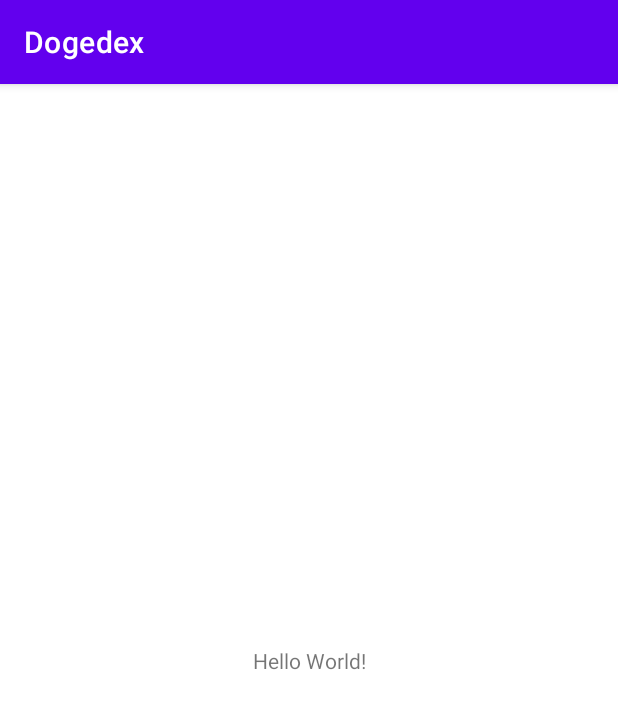
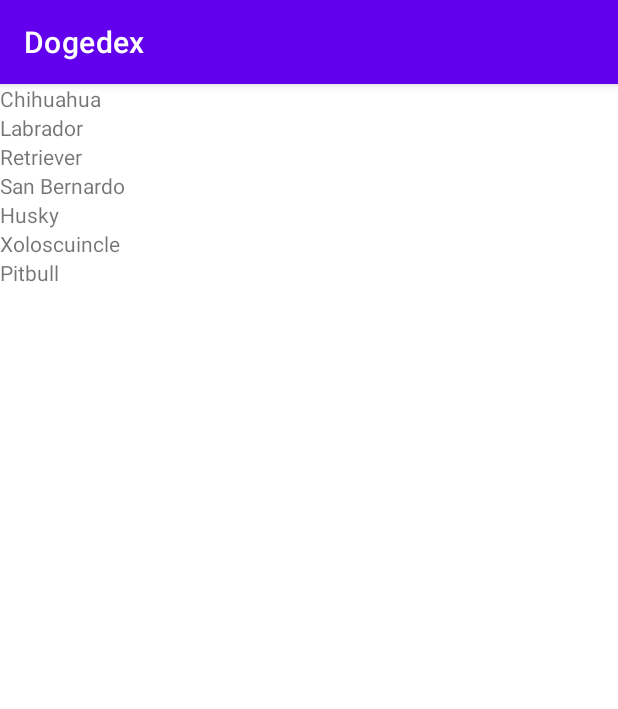
Before and after one commit to jquinterom/learning-android, an Android app: the screen it shows after launch (MainActivity before the commit, DogListActivity after it), on a phone screen of 412 x 824 dp. Shown: the top 709 px of the screen. Run offline under Robolectric (Android 15) with nearby library versions, the phone set to English and light mode, and no system bars; our stand-ins replace data binding.

Commit message:
Primer listado de datos

```diff
--- a/dogedex/app/src/main/java/com/jhon/dogedex/Dog.kt
+++ b/dogedex/app/src/main/java/com/jhon/dogedex/Dog.kt
@@ -1,6 +1,6 @@
 package com.jhon.dogedex
 
-class Dog(
+data class Dog(
     val id: Long,
     val index: Int,
     val name: String,
--- a/dogedex/app/src/main/java/com/jhon/dogedex/doglist/DogAdapter.kt
+++ b/dogedex/app/src/main/java/com/jhon/dogedex/doglist/DogAdapter.kt
@@ -1,4 +1,41 @@
 package com.jhon.dogedex.doglist
 
-class DogAdapter {
+import android.view.LayoutInflater
+import android.view.ViewGroup
+import androidx.recyclerview.widget.DiffUtil
+import androidx.recyclerview.widget.ListAdapter
+import androidx.recyclerview.widget.RecyclerView
+import com.jhon.dogedex.Dog
+import com.jhon.dogedex.databinding.DogListItemBinding
+
+class DogAdapter : ListAdapter<Dog, DogAdapter.DogViewHolder>(DiffCallback) {
+
+    companion object DiffCallback : DiffUtil.ItemCallback<Dog>() {
+        override fun areItemsTheSame(oldItem: Dog, newItem: Dog): Boolean {
+            return oldItem === newItem
+        }
+
+        override fun areContentsTheSame(oldItem: Dog, newItem: Dog): Boolean {
+            return oldItem.id == newItem.id
+        }
+    }
+
+    override fun onCreateViewHolder(parent: ViewGroup, viewType: Int): DogViewHolder {
+        val binding = DogListItemBinding.inflate(LayoutInflater.from(parent.context))
+
+        return DogViewHolder(binding)
+    }
+
+    override fun onBindViewHolder(dogViewHolder: DogViewHolder, position: Int) {
+        val dog = getItem(position)
+        dogViewHolder.bind(dog)
+    }
+
+    inner class DogViewHolder(private val binding: DogListItemBinding) :
+        RecyclerView.ViewHolder(binding.root) {
+
+        fun bind(dog: Dog) {
+            binding.dogName.text = dog.name
+        }
+    }
 }
--- a/dogedex/app/src/main/java/com/jhon/dogedex/doglist/DogListActivity.kt
+++ b/dogedex/app/src/main/java/com/jhon/dogedex/doglist/DogListActivity.kt
@@ -1,65 +1,37 @@
-package com.jhon.dogedex
+package com.jhon.dogedex.doglist
 
 import androidx.appcompat.app.AppCompatActivity
 import android.os.Bundle
+import androidx.activity.viewModels
+import androidx.lifecycle.ViewModel
+import androidx.recyclerview.widget.LinearLayoutManager
+import com.jhon.dogedex.Dog
+import com.jhon.dogedex.R
 import com.jhon.dogedex.databinding.ActivityDogListBinding
 
 class DogListActivity : AppCompatActivity() {
+
+    private val dogListViewModel: DogListViewModel by viewModels()
+
     override fun onCreate(savedInstanceState: Bundle?) {
         super.onCreate(savedInstanceState)
-        setContentView(R.layout.activity_dog_list)
 
         val binding = ActivityDogListBinding.inflate(layoutInflater)
 
-        val dogList = getFakeDogs()
+        setContentView(binding.root)
+
 
         val recycler = binding.dogRecycler
+        recycler.layoutManager = LinearLayoutManager(this)
+
+        val adapter = DogAdapter()
+        recycler.adapter = adapter
+
+        dogListViewModel.dogList.observe(this) { dogList ->
+            adapter.submitList(dogList)
+        }
+
     }
 
-    private fun getFakeDogs(): MutableList<Dog> {
-        val dogList = mutableListOf<Dog>()
-        dogList.add(
-            Dog(
-                1, 1, "Chihuahua", "Toy", 5.4,
-                6.7, "", "12 - 15", "", 10.5,
-                12.3
-            )
-        )
-        dogList.add(
-            Dog(
-                2, 1, "Labrador", "Toy", 5.4,
-                6.7, "", "12 - 15", "", 10.5,
-                12.3
-            )
-        )
-        dogList.add(
-            Dog(
-                3, 1, "Retriever", "Toy", 5.4,
-                6.7, "", "12 - 15", "", 10.5,
-                12.3
-            )
-        )
-        dogList.add(
-            Dog(
-                4, 1, "San Bernardo", "Toy", 5.4,
-                6.7, "", "12 - 15", "", 10.5,
-                12.3
-            )
-        )
-        dogList.add(
-            Dog(
-                5, 1, "Husky", "Toy", 5.4,
-                6.7, "", "12 - 15", "", 10.5,
-                12.3
-            )
-        )
-        dogList.add(
-            Dog(
-                6, 1, "Xoloscuincle", "Toy", 5.4,
-                6.7, "", "12 - 15", "", 10.5,
-                12.3
-            )
-        )
-        return dogList
-    }
+
 }
--- a/dogedex/app/src/main/java/com/jhon/dogedex/doglist/DogListViewModel.kt
+++ b/dogedex/app/src/main/java/com/jhon/dogedex/doglist/DogListViewModel.kt
@@ -1,4 +1,27 @@
 package com.jhon.dogedex.doglist
 
-class DogListViewModel {
+import androidx.lifecycle.LiveData
+import androidx.lifecycle.MutableLiveData
+import androidx.lifecycle.ViewModel
+import androidx.lifecycle.viewModelScope
+import com.jhon.dogedex.Dog
+import kotlinx.coroutines.launch
+
+class DogListViewModel : ViewModel() {
+
+    private val _dogList = MutableLiveData<List<Dog>>()
+    val dogList: LiveData<List<Dog>>
+        get() = _dogList
+
+    private val dogRepository = DogRepository()
+
+    init {
+        downloadDogs()
+    }
+
+    private fun downloadDogs() {
+        viewModelScope.launch {
+            _dogList.value = dogRepository.downloadDogs()
+        }
+    }
 }
--- a/dogedex/app/src/main/java/com/jhon/dogedex/doglist/DogRepository.kt
+++ b/dogedex/app/src/main/java/com/jhon/dogedex/doglist/DogRepository.kt
@@ -1,4 +1,68 @@
 package com.jhon.dogedex.doglist
 
+import com.jhon.dogedex.Dog
+import kotlinx.coroutines.Dispatchers
+import kotlinx.coroutines.withContext
+
 class DogRepository {
+
+    suspend fun downloadDogs(): List<Dog> {
+        return withContext(Dispatchers.IO) {
+            getFakeDogs()
+        }
+    }
+
+    private fun getFakeDogs(): MutableList<Dog> {
+        val dogList = mutableListOf<Dog>()
+        dogList.add(
+            Dog(
+                1, 1, "Chihuahua", "Toy", 5.4,
+                6.7, "", "12 - 15", "", 10.5,
+                12.3
+            )
+        )
+        dogList.add(
+            Dog(
+                2, 1, "Labrador", "Toy", 5.4,
+                6.7, "", "12 - 15", "", 10.5,
+                12.3
+            )
+        )
+        dogList.add(
+            Dog(
+                3, 1, "Retriever", "Toy", 5.4,
+                6.7, "", "12 - 15", "", 10.5,
+                12.3
+            )
+        )
+        dogList.add(
+            Dog(
+                4, 1, "San Bernardo", "Toy", 5.4,
+                6.7, "", "12 - 15", "", 10.5,
+                12.3
+            )
+        )
+        dogList.add(
+            Dog(
+                5, 1, "Husky", "Toy", 5.4,
+                6.7, "", "12 - 15", "", 10.5,
+                12.3
+            )
+        )
+        dogList.add(
+            Dog(
+                6, 1, "Xoloscuincle", "Toy", 5.4,
+                6.7, "", "12 - 15", "", 10.5,
+                12.3
+            )
+        )
+        dogList.add(
+            Dog(
+                6, 1, "Pitbull", "Toy", 5.4,
+                6.7, "", "12 - 15", "", 10.5,
+                12.3
+            )
+        )
+        return dogList
+    }
 }
--- a/dogedex/app/src/main/res/layout/activity_dog_list.xml
+++ b/dogedex/app/src/main/res/layout/activity_dog_list.xml
@@ -1,9 +1,16 @@
 <?xml version="1.0" encoding="utf-8"?>
-<androidx.constraintlayout.widget.ConstraintLayout xmlns:android="http://schemas.android.com/apk/res/android"
+<layout xmlns:android="http://schemas.android.com/apk/res/android"
     xmlns:app="http://schemas.android.com/apk/res-auto"
-    xmlns:tools="http://schemas.android.com/tools"
-    android:layout_width="match_parent"
-    android:layout_height="match_parent"
-    tools:context=".DogListActivity">
+    xmlns:tools="http://schemas.android.com/tools">
 
-</androidx.constraintlayout.widget.ConstraintLayout>
+    <data>
+
+    </data>
+
+    <androidx.recyclerview.widget.RecyclerView
+        android:id="@+id/dog_recycler"
+        android:layout_width="match_parent"
+        android:layout_height="match_parent"
+        tools:context=".doglist.DogListActivity" />
+
+</layout>
--- a/dogedex/app/src/main/res/layout/activity_main.xml
+++ b/dogedex/app/src/main/res/layout/activity_main.xml
@@ -1,7 +1,13 @@
 <?xml version="1.0" encoding="utf-8"?>
-<androidx.constraintlayout.widget.ConstraintLayout xmlns:android="http://schemas.android.com/apk/res/android"
+<layout xmlns:android="http://schemas.android.com/apk/res/android"
     xmlns:app="http://schemas.android.com/apk/res-auto"
-    xmlns:tools="http://schemas.android.com/tools"
+    xmlns:tools="http://schemas.android.com/tools">
+
+    <data>
+
+    </data>
+
+    <androidx.constraintlayout.widget.ConstraintLayout
         android:layout_width="match_parent"
         android:layout_height="match_parent"
         tools:context=".MainActivity">
@@ -16,3 +22,4 @@
             app:layout_constraintTop_toTopOf="parent" />
 
     </androidx.constraintlayout.widget.ConstraintLayout>
+</layout>
--- a/dogedex/app/src/main/res/layout/dog_list_item.xml
+++ b/dogedex/app/src/main/res/layout/dog_list_item.xml
@@ -1,6 +1,13 @@
 <?xml version="1.0" encoding="utf-8"?>
-<androidx.constraintlayout.widget.ConstraintLayout xmlns:android="http://schemas.android.com/apk/res/android"
-             android:layout_width="match_parent"
-             android:layout_height="match_parent">
+<layout xmlns:android="http://schemas.android.com/apk/res/android">
 
-</androidx.constraintlayout.widget.ConstraintLayout>
+    <data>
+
+    </data>
+
+    <TextView
+        android:id="@+id/dog_name"
+        android:layout_width="match_parent"
+        android:layout_height="wrap_content" />
+
+</layout>
```
Also changed, not shown: dogedex/app/build.gradle (+9 -2 lines), dogedex/app/src/main/AndroidManifest.xml (+6 -1 lines). Lines whose indentation alone changed are shown as unchanged.
